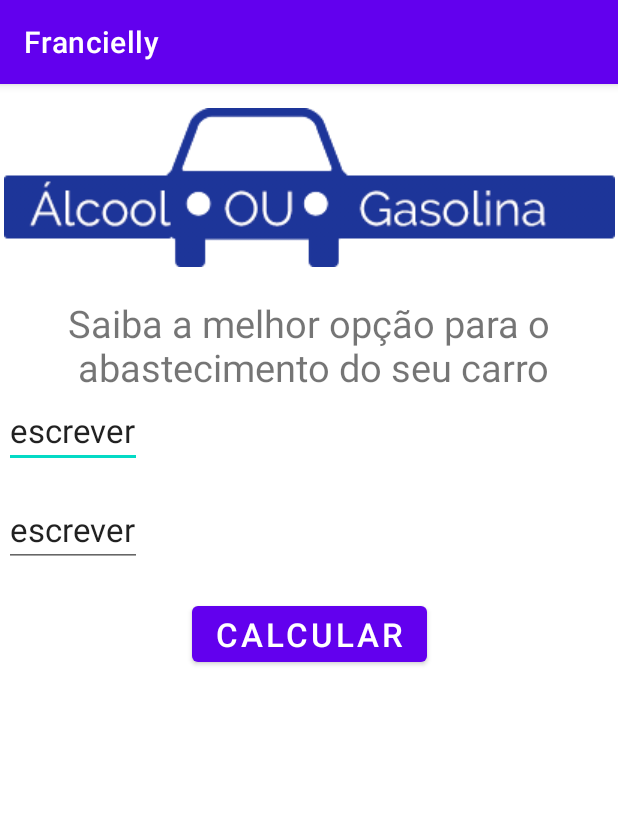
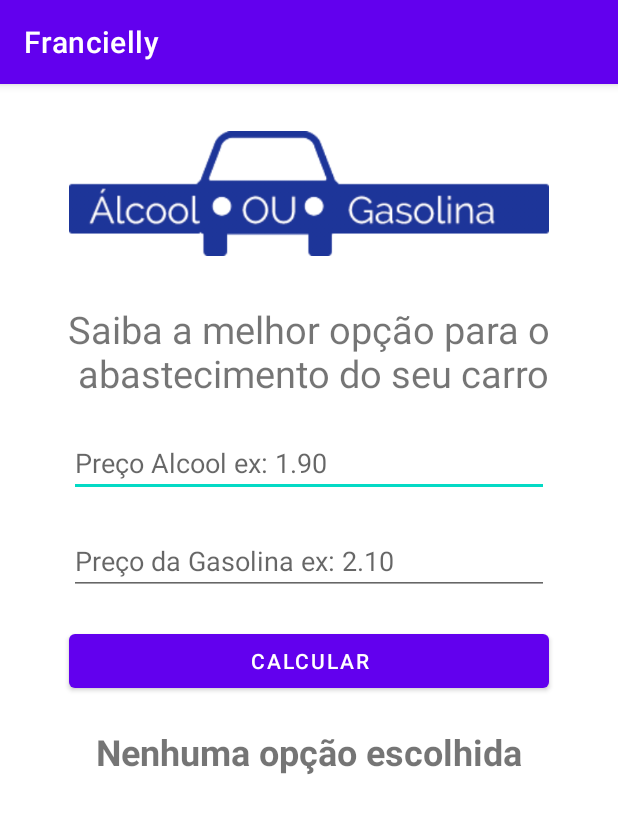
Before and after one commit to FranciellyDiasM/cursoAndroid, an Android app: the screen it shows after launch (AlcoolOuGasActivity), on a phone screen of 412 x 824 dp. Shown: the top 813 px of the screen. Run offline under Robolectric (Android 15) with nearby library versions, the phone set to English and light mode, and no system bars.

Commit message:
AppAlcoolGas

```diff
--- a/app/src/main/AndroidManifest.xml
+++ b/app/src/main/AndroidManifest.xml
@@ -29,7 +29,7 @@
 
         </activity>
         <activity
-            android:name=".MainActivity"
+            android:name=".MainActivity" android:screenOrientation="portrait"
             android:exported="true"></activity>
     </application>
 
--- a/app/src/main/res/layout/activity_alcool_ou_gas.xml
+++ b/app/src/main/res/layout/activity_alcool_ou_gas.xml
@@ -7,70 +7,72 @@
     tools:context=".AlcoolOuGasActivity">
 
     <ImageView
-        android:id="@+id/logoAlcool"
-        android:layout_width="wrap_content"
+        android:id="@+id/imgLogoAlcool"
+        android:layout_width="320dp"
         android:layout_height="wrap_content"
-        android:layout_marginStart="16dp"
-        android:layout_marginTop="16dp"
-        android:layout_marginEnd="16sp"
+        android:layout_marginTop="20dp"
         android:src="@drawable/logo"
         app:layout_constraintEnd_toEndOf="parent"
         app:layout_constraintStart_toStartOf="parent"
         app:layout_constraintTop_toTopOf="parent" />
 
     <TextView
-        android:id="@+id/informacao"
+        android:id="@+id/txtInformacao"
         android:layout_width="wrap_content"
         android:layout_height="wrap_content"
-        android:layout_marginStart="20dp"
         android:layout_marginTop="20dp"
-        android:layout_marginEnd="20dp"
         android:gravity="center"
         android:text="Saiba a melhor opção para o\n abastecimento do seu carro"
         android:textSize="25sp"
-        app:layout_constraintEnd_toEndOf="parent"
-        app:layout_constraintStart_toStartOf="parent"
-        app:layout_constraintTop_toBottomOf="@id/logoAlcool" />
+        app:layout_constraintEnd_toEndOf="@id/imgLogoAlcool"
+        app:layout_constraintStart_toStartOf="@id/imgLogoAlcool"
+        app:layout_constraintTop_toBottomOf="@id/imgLogoAlcool" />
 
     <EditText
-        android:id="@+id/valorAlcool"
-        android:layout_width="wrap_content"
+        android:id="@+id/edtValorAlcool"
+        android:layout_width="0dp"
         android:layout_height="wrap_content"
-        android:text="escrever"
-
-        android:textSize="22sp"
-        app:layout_constraintStart_toStartOf="@id/logoAlcool"
-        app:layout_constraintTop_toBottomOf="@id/informacao"
+        android:layout_marginTop="20dp"
+        android:hint="Preço Alcool ex: 1.90"
+        android:inputType="numberDecimal"
+        app:layout_constraintEnd_toEndOf="@id/imgLogoAlcool"
+        app:layout_constraintStart_toStartOf="@id/imgLogoAlcool"
+        app:layout_constraintTop_toBottomOf="@id/txtInformacao"
 
         />
+
     <EditText
-        android:id="@+id/valorGas"
-        android:layout_width="wrap_content"
+        android:id="@+id/edtValorGas"
+        android:layout_width="0dp"
         android:layout_height="wrap_content"
-        android:text="escrever"
-
-        android:textSize="22sp"
-        app:layout_constraintStart_toStartOf="@id/valorAlcool"
-        app:layout_constraintTop_toBottomOf="@id/valorAlcool"
-        android:layout_marginTop="16dp"
-        />
+        android:layout_marginTop="20dp"
+        android:hint="Preço da Gasolina ex: 2.10"
+        android:inputType="numberDecimal"
+        app:layout_constraintEnd_toEndOf="@id/imgLogoAlcool"
+        app:layout_constraintStart_toStartOf="@id/imgLogoAlcool"
+        app:layout_constraintTop_toBottomOf="@id/edtValorAlcool" />
 
     <Button
         android:id="@+id/btnCalcular"
+        android:layout_width="0dp"
+        android:layout_height="wrap_content"
+        android:layout_marginTop="20dp"
+        android:text="Calcular"
+        app:layout_constraintEnd_toEndOf="@id/imgLogoAlcool"
+        app:layout_constraintStart_toStartOf="@id/imgLogoAlcool"
+        app:layout_constraintTop_toBottomOf="@id/edtValorGas" />
+
+    <TextView
+        android:id="@+id/txtResultado"
         android:layout_width="wrap_content"
         android:layout_height="wrap_content"
-        app:layout_constraintStart_toStartOf="@id/logoAlcool"
-        app:layout_constraintEnd_toEndOf="@id/logoAlcool"
-        app:layout_constraintTop_toBottomOf="@id/valorGas"
         android:layout_marginTop="20dp"
-        android:text="Calcular"
-        android:textSize="22sp"
-
-
-
-
-        />
-
+        android:text="Nenhuma opção escolhida"
+        android:textSize="24sp"
+        android:textStyle="bold"
+        app:layout_constraintEnd_toEndOf="parent"
+        app:layout_constraintStart_toStartOf="parent"
+        app:layout_constraintTop_toBottomOf="@id/btnCalcular" />
 
 
 </androidx.constraintlayout.widget.ConstraintLayout>
```
